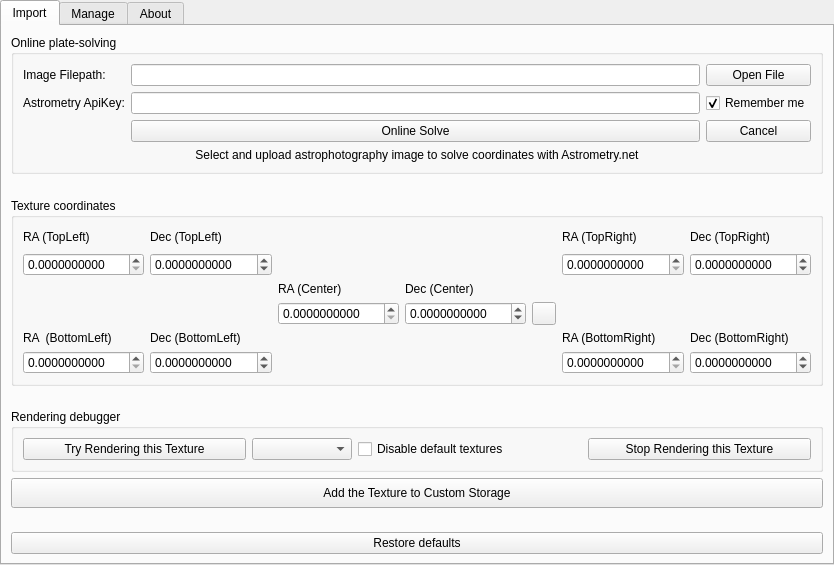
First picture: the form in plugins/NebulaTextures/src/gui/nebulaTexturesDialog.ui, repository Stellarium/stellarium, before the edit.
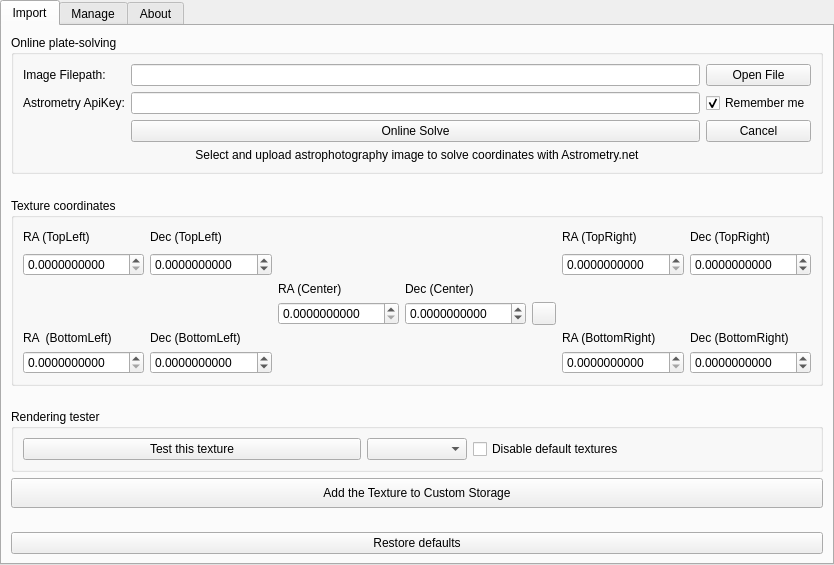
Second picture: the form after the edit. Icons and pictures are not drawn. Custom widgets are drawn as their Qt base class.

Commit message: fix render tester, indicate time of taking effect

Diff of the .ui file:
```diff
--- a/plugins/NebulaTextures/src/gui/nebulaTexturesDialog.ui
+++ b/plugins/NebulaTextures/src/gui/nebulaTexturesDialog.ui
@@ -455,7 +455,7 @@
        <item>
         <widget class="QGroupBox" name="groupBox_5">
          <property name="title">
-          <string>Rendering debugger</string>
+          <string>Rendering tester</string>
          </property>
          <layout class="QVBoxLayout" name="verticalLayout_10">
           <item>
@@ -466,7 +466,10 @@
                <bool>true</bool>
               </property>
               <property name="text">
-               <string>Try Rendering this Texture</string>
+               <string>Test this texture</string>
+              </property>
+              <property name="checkable">
+               <bool>true</bool>
               </property>
              </widget>
             </item>
@@ -487,13 +490,6 @@
               </property>
              </widget>
             </item>
-            <item>
-             <widget class="QPushButton" name="unrenderButton">
-              <property name="text">
-               <string>Stop Rendering this Texture</string>
-              </property>
-             </widget>
-            </item>
            </layout>
           </item>
          </layout>
```
Left out of the diff: 3 changed lines with no effect on the pictures. The commit also changes 5 other files.
